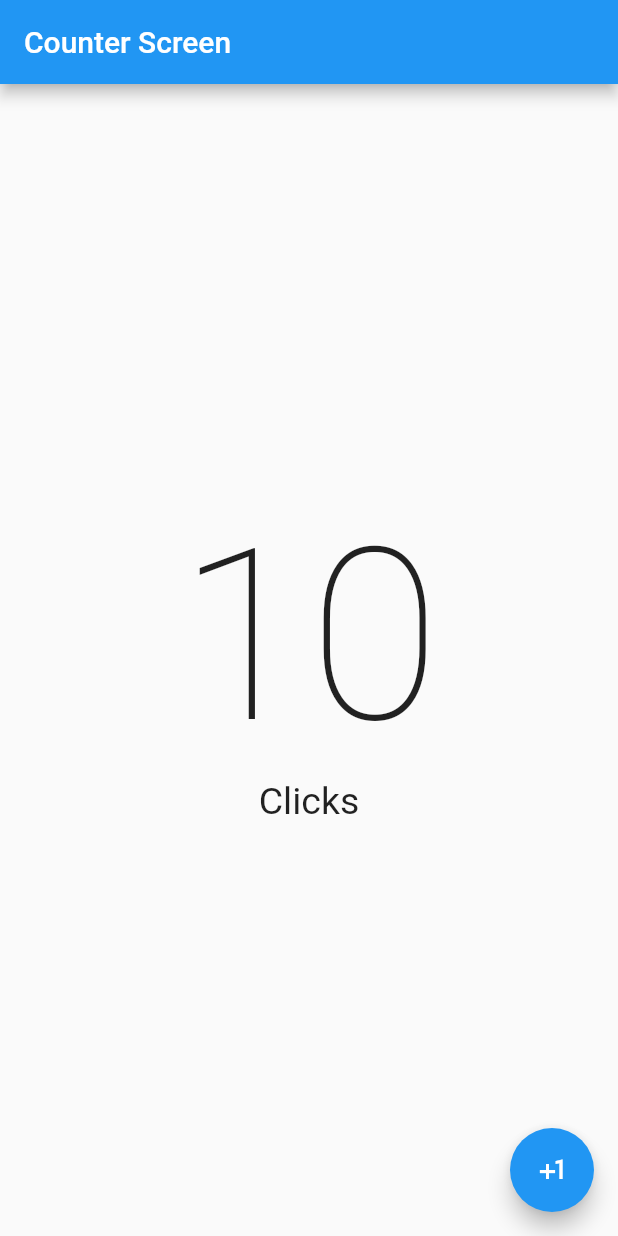
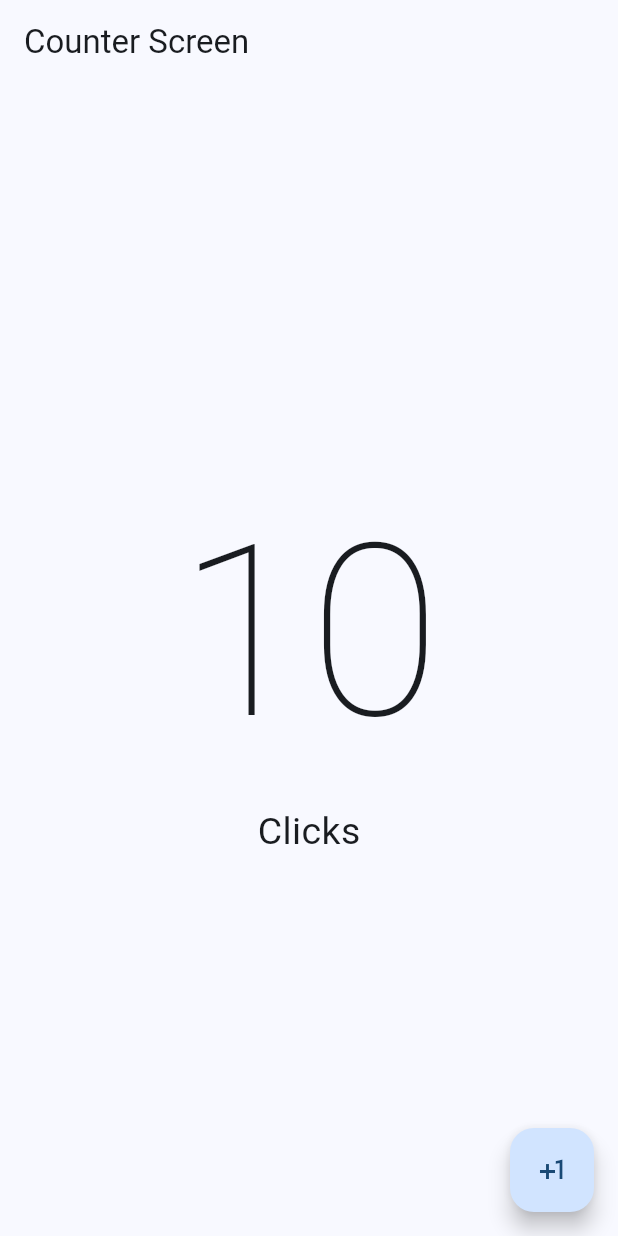
Before and after one commit to chemunoz/flutter-hello-world-app, a Flutter app: the screen it shows after launch, on a phone screen of 412 x 824 dp. Run offline on Flutter 3.47's test engine with Material 2 defaults, Android fonts, the phone set to English and light mode, and no system bars.

Commit message:
style: add Material 3 and 'blue' color scheme

```diff
--- a/lib/main.dart
+++ b/lib/main.dart
@@ -10,9 +10,10 @@ class MyApp extends StatelessWidget {
 
   @override
   Widget build(BuildContext context) {
-    return const MaterialApp(
+    return MaterialApp(
         debugShowCheckedModeBanner:
             false, // Quita la etiqueta "debug" del simulador
-        home: CounterScreen());
+        theme: ThemeData(useMaterial3: true, colorSchemeSeed: Colors.blue),
+        home: const CounterScreen());
   }
 }
```
